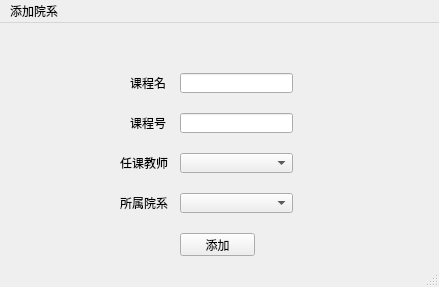
The window that Database_System/Lab1/ui/add_course.ui (zirui-HIT/HIT_Lab) describes before a commit, drawn with Qt 5.
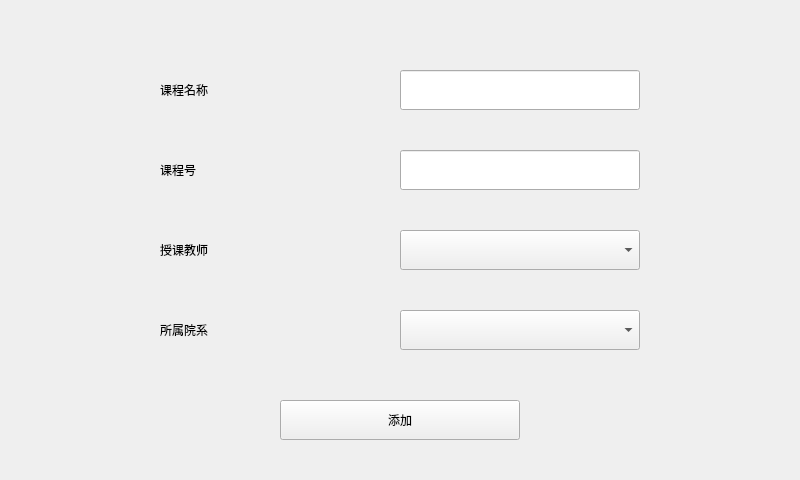
The same window after the commit.

```diff
--- a/Database_System/Lab1/ui/add_course.ui
+++ b/Database_System/Lab1/ui/add_course.ui
@@ -1,142 +1,123 @@
 <?xml version="1.0" encoding="UTF-8"?>
 <ui version="4.0">
- <class>AddCourseWindow</class>
- <widget class="QMainWindow" name="AddCourseWindow">
+ <class>AddCourseWidget</class>
+ <widget class="QWidget" name="AddCourseWidget">
   <property name="geometry">
    <rect>
     <x>0</x>
     <y>0</y>
-    <width>439</width>
-    <height>287</height>
+    <width>800</width>
+    <height>480</height>
    </rect>
   </property>
   <property name="windowTitle">
    <string>MainWindow</string>
   </property>
-  <widget class="QWidget" name="centralwidget">
-   <widget class="QLabel" name="college_name_label">
+  <widget class="QLabel" name="course_name_label">
     <property name="geometry">
      <rect>
-      <x>130</x>
-      <y>50</y>
-      <width>54</width>
-      <height>20</height>
+     <x>160</x>
+     <y>70</y>
+     <width>240</width>
+     <height>40</height>
      </rect>
     </property>
     <property name="text">
-     <string>课程名</string>
-    </property>
-   </widget>
-   <widget class="QLabel" name="college_id_label">
+    <string>课程名称</string>
+   </property>
+  </widget>
+  <widget class="QLabel" name="course_id_label">
     <property name="geometry">
      <rect>
-      <x>130</x>
-      <y>90</y>
-      <width>54</width>
-      <height>20</height>
+     <x>160</x>
+     <y>150</y>
+     <width>240</width>
+     <height>40</height>
      </rect>
     </property>
     <property name="text">
      <string>课程号</string>
     </property>
    </widget>
-   <widget class="QLineEdit" name="college_name_edit">
+  <widget class="QLineEdit" name="course_name_edit">
     <property name="geometry">
      <rect>
-      <x>180</x>
-      <y>50</y>
-      <width>113</width>
-      <height>20</height>
+     <x>400</x>
+     <y>70</y>
+     <width>240</width>
+     <height>40</height>
      </rect>
     </property>
    </widget>
-   <widget class="QLineEdit" name="college_id_edit">
+  <widget class="QLineEdit" name="course_id_edit">
     <property name="geometry">
      <rect>
-      <x>180</x>
-      <y>90</y>
-      <width>113</width>
-      <height>20</height>
+     <x>400</x>
+     <y>150</y>
+     <width>240</width>
+     <height>40</height>
      </rect>
     </property>
    </widget>
    <widget class="QPushButton" name="accept_button">
     <property name="geometry">
      <rect>
-      <x>180</x>
-      <y>210</y>
-      <width>75</width>
-      <height>23</height>
+     <x>280</x>
+     <y>400</y>
+     <width>240</width>
+     <height>40</height>
      </rect>
     </property>
     <property name="text">
      <string>添加</string>
     </property>
    </widget>
+  <widget class="QLabel" name="teacher_label">
+   <property name="geometry">
+    <rect>
+     <x>160</x>
+     <y>230</y>
+     <width>240</width>
+     <height>40</height>
+    </rect>
+   </property>
+   <property name="text">
+    <string>授课教师</string>
+   </property>
+  </widget>
    <widget class="QComboBox" name="teacher_box">
     <property name="geometry">
      <rect>
-      <x>180</x>
-      <y>130</y>
-      <width>113</width>
-      <height>20</height>
+     <x>400</x>
+     <y>230</y>
+     <width>240</width>
+     <height>40</height>
      </rect>
     </property>
    </widget>
    <widget class="QComboBox" name="college_box">
     <property name="geometry">
      <rect>
-      <x>180</x>
-      <y>170</y>
-      <width>113</width>
-      <height>20</height>
+     <x>400</x>
+     <y>310</y>
+     <width>240</width>
+     <height>40</height>
      </rect>
     </property>
    </widget>
-   <widget class="QLabel" name="teacher_label">
-    <property name="geometry">
-     <rect>
-      <x>120</x>
-      <y>130</y>
-      <width>54</width>
-      <height>20</height>
-     </rect>
-    </property>
-    <property name="text">
-     <string>任课教师</string>
-    </property>
-   </widget>
    <widget class="QLabel" name="college_label">
     <property name="geometry">
      <rect>
-      <x>120</x>
-      <y>170</y>
-      <width>54</width>
-      <height>20</height>
+     <x>160</x>
+     <y>310</y>
+     <width>240</width>
+     <height>40</height>
      </rect>
     </property>
     <property name="text">
      <string>所属院系</string>
     </property>
    </widget>
-  </widget>
-  <widget class="QMenuBar" name="menubar">
-   <property name="geometry">
-    <rect>
-     <x>0</x>
-     <y>0</y>
-     <width>439</width>
-     <height>22</height>
-    </rect>
-   </property>
-   <widget class="QMenu" name="menu">
-    <property name="title">
-     <string>添加院系</string>
-    </property>
-   </widget>
-   <addaction name="menu"/>
-  </widget>
-  <widget class="QStatusBar" name="statusbar"/>
  </widget>
  <resources/>
  <connections/>
```
Left out of the diff: 2 changed lines with no effect on the pictures. Lines whose indentation alone changed are shown as unchanged.
